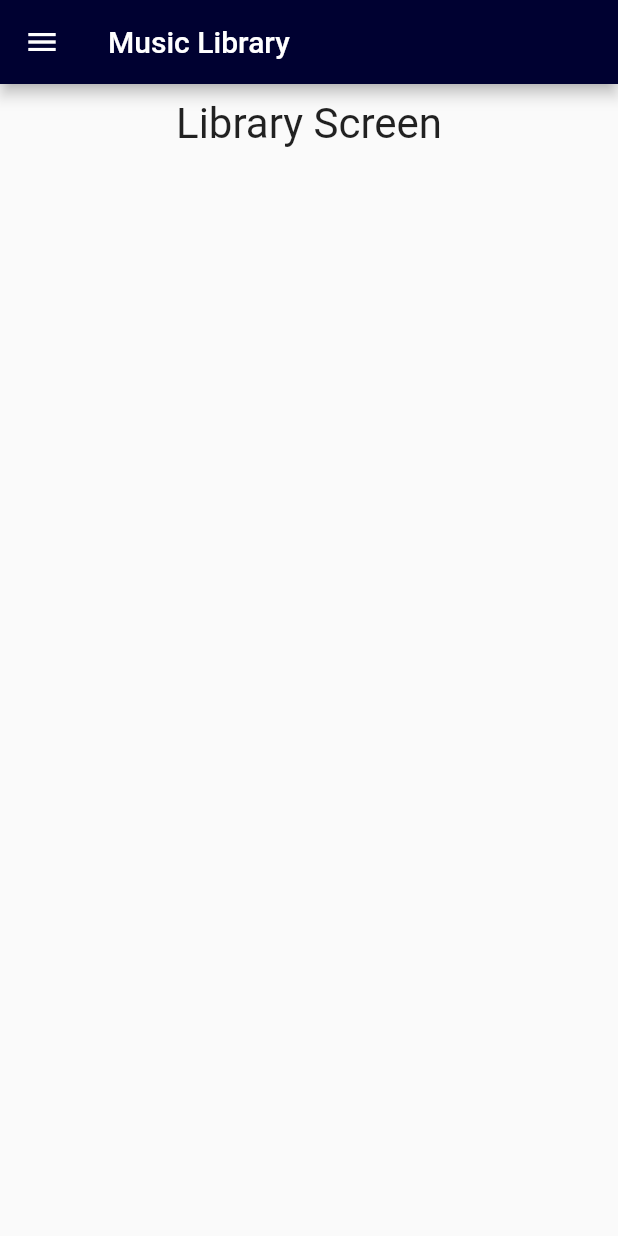
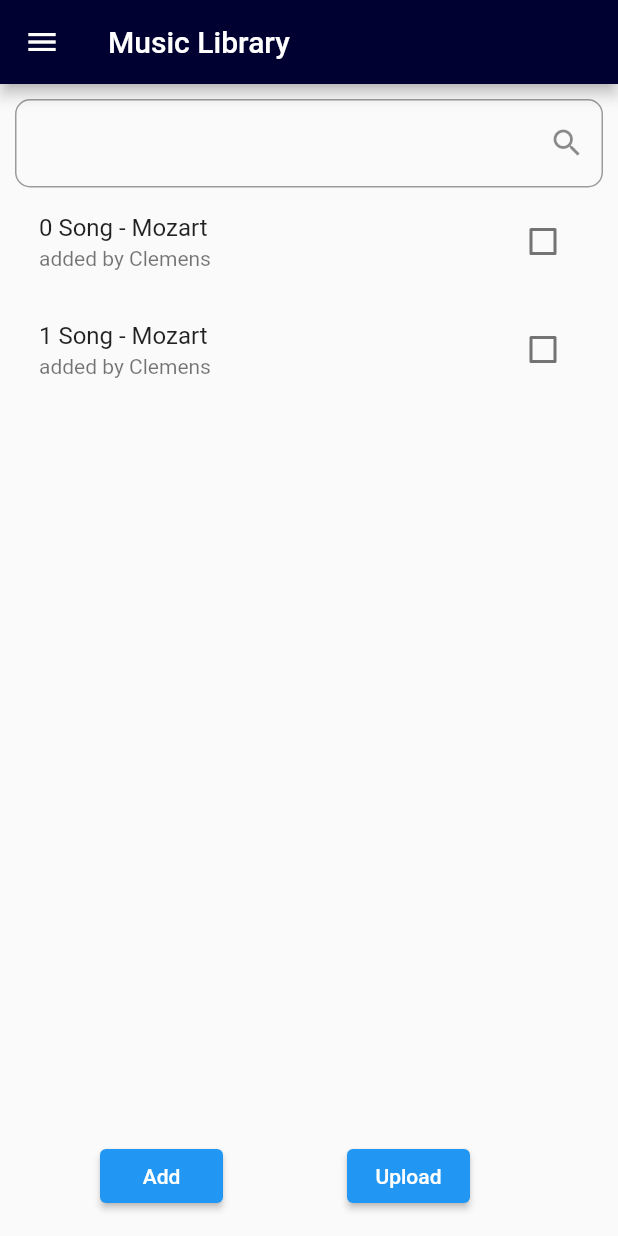
Before and after one commit to ClemensWon/RaspPlayer, a Flutter app: the LibraryScreen screen opened by its route, on a phone screen of 412 x 824 dp. Run offline on Flutter 3.47's test engine with Material 2 defaults, Android fonts, the phone set to English and light mode, and no system bars.

Commit message:
added UI elements to the LibraryScreen

```diff
--- a/raspplayer_app/lib/Screens/LibaryScreen.dart
+++ b/raspplayer_app/lib/Screens/LibaryScreen.dart
@@ -1,7 +1,8 @@
-
 import 'package:flutter/cupertino.dart';
 import 'package:flutter/material.dart';
 import 'package:raspplayer_app/Components/NavigationDrawer.dart';
+import 'package:raspplayer_app/Components/SongListItem.dart';
+import 'package:flutter/foundation.dart';
 
 class LibraryScreen extends StatefulWidget {
   @override
@@ -9,23 +10,98 @@ class LibraryScreen extends StatefulWidget {
 }
 
 class LibraryScreenSate extends State<LibraryScreen> {
+  final List<SongListItem> songList = <SongListItem>[
+    SongListItem(
+      key: Key('0 song'),
+      songTitle: '0 Song',
+      artist: 'Mozart',
+      username: 'Clemens',
+      child: Checkbox(
+        value: false,
+        onChanged: (bool check) {
+
+        },
+      ),
+    ),
+    SongListItem(
+      key: Key('1 song'),
+      songTitle: '1 Song',
+      artist: 'Mozart',
+      username: 'Clemens',
+      child: Checkbox(
+        value: false,
+        onChanged: (bool check) {
+
+        },
+      ),
+    ),
+  ];
+
   @override
   Widget build(BuildContext context) {
     // TODO: implement build
+
     return Scaffold(
       appBar: AppBar(
         title: Text('Music Library'),
       ),
       drawer: NavigationDrawer(),
       body: Container(
-        width: double.infinity,
         margin:EdgeInsets.all(10),
-        child: Text(
-          'Library Screen',
-          style: TextStyle(fontSize: 28),
-          textAlign: TextAlign.center,
+        child: ReorderableListView(
+          header: TextFormField(
+            textAlign: TextAlign.start,
+            keyboardType: TextInputType.text,
+            decoration: InputDecoration(
+              suffixIcon: Icon(Icons.search),
+              focusColor: Color.fromRGBO(0, 1, 49, 1),
+              border: OutlineInputBorder(
+                borderRadius: BorderRadius.all(Radius.circular(10)),
+              ),
+            ),
+          ),
+          onReorder: (int oldIndex, int newIndex) {
+            setState(() {
+              if (oldIndex < newIndex) {
+                newIndex -= 1;
+              }
+              final SongListItem item = songList.removeAt(oldIndex);
+              songList.insert(newIndex, item);
+            });
+          },
+          children: songList,
         ),
       ),
+        floatingActionButton: Row(
+            mainAxisAlignment: MainAxisAlignment.spaceEvenly,
+            children: [
+              ElevatedButton(
+                child: SizedBox(
+                  width: 50,
+                  child:Text(
+                    "Add",
+                    textAlign: TextAlign.center,
+                  )
+                ),
+                onPressed: () {
+                  //...
+                },
+
+              ),
+              ElevatedButton(
+                child: SizedBox(
+                    width: 50,
+                    child:Text(
+                      "Upload",
+                      textAlign: TextAlign.center,
+                    )
+                ),
+                onPressed: () {
+
+                },
+              )
+            ]
+        )
     );
   }
 }
```
